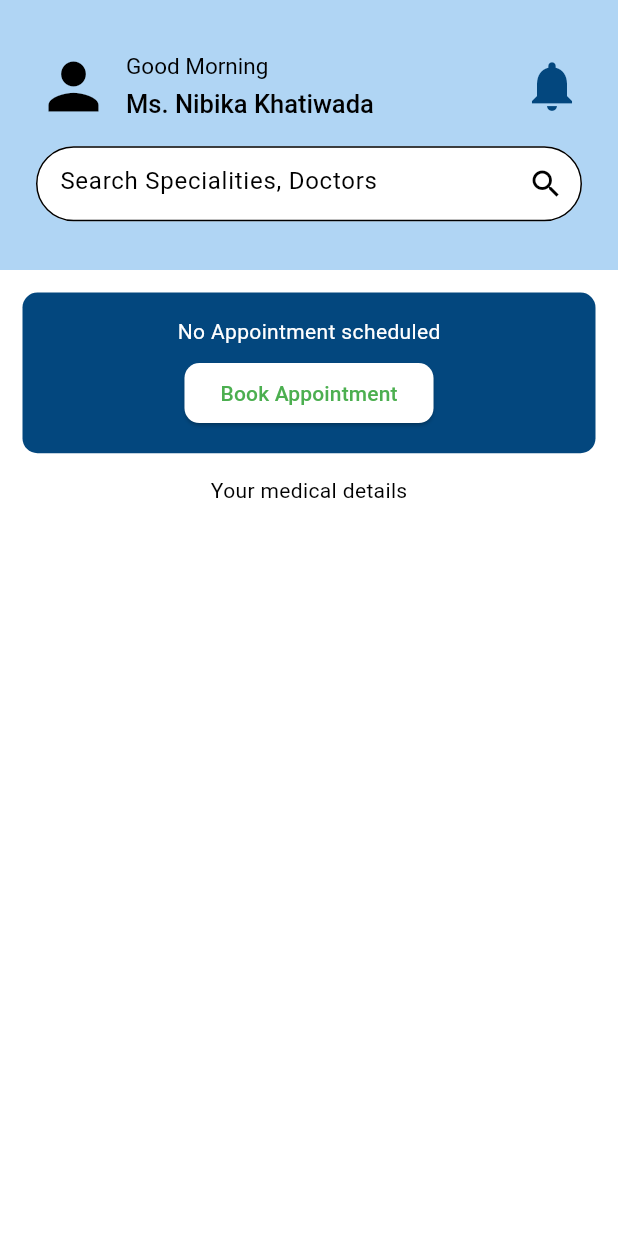
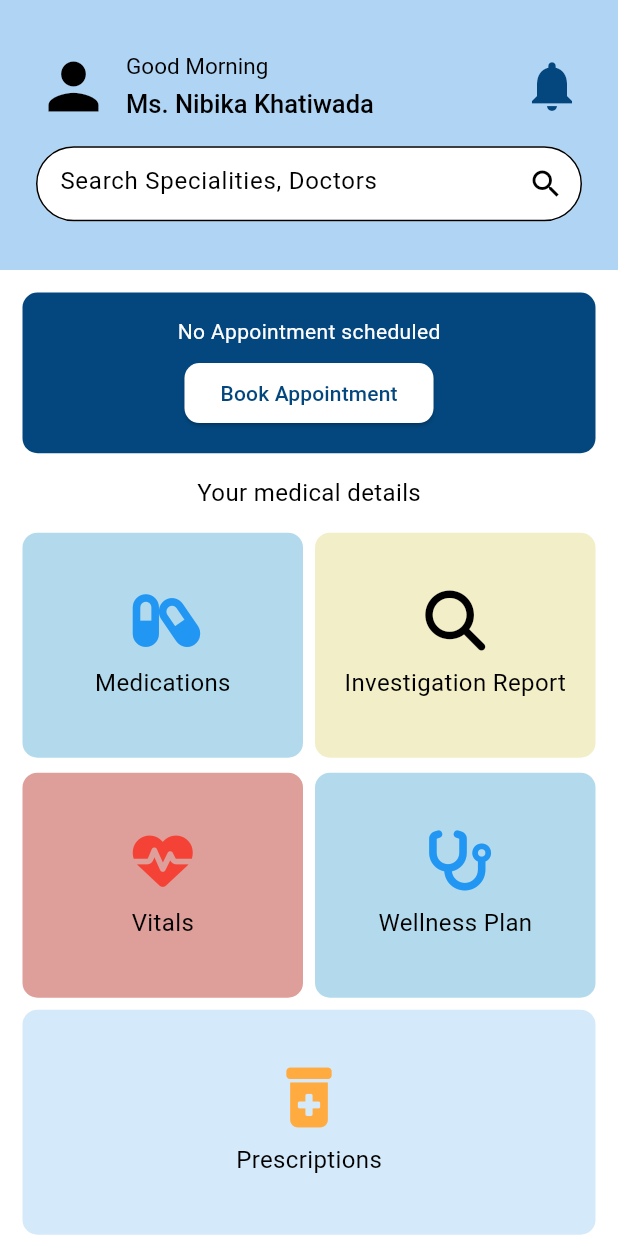
Before and after one commit to nibikakhatiwada/Norvic_clone, a Flutter app: the screen it shows after launch, on a phone screen of 412 x 824 dp. Run offline on Flutter 3.47's test engine with Material 3 defaults, Android fonts, the phone set to English and light mode, and no system bars; our stand-ins replace font_awesome_flutter.

Commit message:
Customized DashBoard

```diff
--- a/lib/dashBoard.dart
+++ b/lib/dashBoard.dart
@@ -1,4 +1,6 @@
 import 'package:flutter/material.dart';
+import 'package:font_awesome_flutter/font_awesome_flutter.dart';
+import 'package:norvic_care_clone/widgets/customBox.dart';
 
 class DashBoard extends StatelessWidget {
   const DashBoard({super.key});
@@ -60,9 +62,12 @@ class DashBoard extends StatelessWidget {
           ),
         ),
       ),
-      body: Padding(
+      body: SingleChildScrollView(
+        child: Padding(
           padding: EdgeInsets.all(15),
-          child: Column(children: [
+          child: Column(
+            // crossAxisAlignment: CrossAxisAlignment.start,
+            children: [
               Container(
                 decoration: BoxDecoration(
                   borderRadius: BorderRadius.circular(10),
@@ -98,8 +103,77 @@ class DashBoard extends StatelessWidget {
                 ),
               ),
               SizedBox(height: 15),
-            Text('Your medical details'),
-          ])),
+              Text('Your medical details',
+                  style: TextStyle(fontSize: 16, fontWeight: FontWeight.w400)),
+              SizedBox(height: 15),
+              Column(
+                // mainAxisAlignment: MainAxisAlignment.spaceBetween,
+                // crossAxisAlignment: CrossAxisAlignment.,
+                children: [
+                  Row(
+                    // mainAxisAlignment: MainAxisAlignment.spaceBetween,
+                    children: [
+                      Expanded(
+                        child: CustomBox(
+                          color: Color.fromARGB(255, 178, 218, 236),
+                          text: 'Medications',
+                          icon: FontAwesomeIcons.capsules,
+                          iconColor: Colors.blue,
+                          onTap: () {},
+                        ),
+                      ),
+                      SizedBox(width: 8),
+                      Expanded(
+                          child: CustomBox(
+                              color: const Color.fromARGB(255, 242, 238, 199),
+                              text: 'Investigation Report',
+                              icon: FontAwesomeIcons.magnifyingGlass,
+                              iconColor: Colors.black,
+                              onTap: () {}))
+                    ],
+                  ),
+                  SizedBox(height: 10),
+                  Row(
+                    children: [
+                      Expanded(
+                        child: CustomBox(
+                          color: const Color.fromARGB(255, 222, 158, 154),
+                          text: 'Vitals',
+                          icon: FontAwesomeIcons.heartPulse,
+                          iconColor: Colors.red,
+                          onTap: () {},
+                        ),
+                      ),
+                      SizedBox(
+                        width: 8,
+                      ),
+                      Expanded(
+                        child: CustomBox(
+                          color: Color.fromARGB(255, 178, 218, 236),
+                          text: 'Wellness Plan',
+                          icon: FontAwesomeIcons.stethoscope,
+                          iconColor: Colors.blue,
+                          onTap: () {},
+                        ),
+                      )
+                    ],
+                  ),
+                ],
+              ),
+              SizedBox(height: 8),
+              Container(
+                width: double.infinity,
+                child: CustomBox(
+                    color: Color.fromARGB(255, 212, 233, 249),
+                    text: 'Prescriptions',
+                    icon: FontAwesomeIcons.prescriptionBottleMedical,
+                    iconColor: Colors.orangeAccent,
+                    onTap: () {}),
+              )
+            ],
+          ),
+        ),
+      ),
     );
   }
 }
--- a/lib/loginPage.dart
+++ b/lib/loginPage.dart
@@ -9,9 +9,10 @@ class LoginPage extends StatelessWidget {
       appBar: AppBar(
         title: Text(
           'Norvic International Hospital',
+          style: TextStyle(color: Colors.white),
           textAlign: TextAlign.center,
         ),
-        backgroundColor: Colors.green,
+        backgroundColor: const Color.fromARGB(255, 3, 71, 126),
       ),
       body: SingleChildScrollView(
         child: Padding(
@@ -26,7 +27,8 @@ class LoginPage extends StatelessWidget {
               ),
               // SizedBox(height: 10),
               Text('Sign in to your account',
-                  style: TextStyle(color: Colors.green)),
+                  style:
+                      TextStyle(color: const Color.fromARGB(255, 3, 71, 126))),
               SizedBox(height: 20),
               TextFormField(
                 decoration: InputDecoration(
@@ -58,10 +60,10 @@ class LoginPage extends StatelessWidget {
                         shape: RoundedRectangleBorder(
                           borderRadius: BorderRadius.circular(10),
                         ),
-                        backgroundColor: Colors.green),
+                        backgroundColor: const Color.fromARGB(255, 3, 71, 126)),
                     onPressed: () {},
                     child:
-                        Text('Login', style: TextStyle(color: Colors.black))),
+                        Text('Login', style: TextStyle(color: Colors.white))),
               ),
               SizedBox(height: 15),
               Text(
--- a/lib/main.dart
+++ b/lib/main.dart
@@ -17,7 +17,7 @@ class MyApp extends StatelessWidget {
       theme: ThemeData(
         useMaterial3: true,
         colorScheme: ColorScheme.light(
-          primary: Colors.green,
+          primary: const Color.fromARGB(255, 3, 71, 126),
         ),
       ),
       // home: LoginPage(),
--- /dev/null
+++ b/lib/widgets/customBox.dart
@@ -0,0 +1,44 @@
+import 'package:flutter/material.dart';
+
+class CustomBox extends StatelessWidget {
+  final Color? color;
+  final String? text;
+  final IconData? icon;
+  final Color? iconColor;
+  final VoidCallback? onTap;
+  const CustomBox(
+      {super.key,
+      this.color,
+      this.text,
+      this.icon,
+      this.onTap,
+      this.iconColor});
+
+  @override
+  Widget build(BuildContext context) {
+    return Container(
+        height: 150,
+        decoration: BoxDecoration(
+            borderRadius: BorderRadius.circular(10), color: color),
+        child: Column(
+            // crossAxisAlignment: CrossAxisAlignment.center,
+            mainAxisAlignment: MainAxisAlignment.center,
+            children: [
+              Icon(
+                icon,
+                color: iconColor,
+                size: 40,
+              ),
+              SizedBox(
+                height: 10,
+              ),
+              Text(
+                text!,
+                style: TextStyle(
+                    fontSize: 16,
+                    color: Colors.black,
+                    fontWeight: FontWeight.w400),
+              ),
+            ]));
+  }
+}
--- a/pubspec.yaml
+++ b/pubspec.yaml
@@ -30,6 +30,7 @@ environment:
 dependencies:
   flutter:
     sdk: flutter
+  font_awesome_flutter: ^10.7.0
 
 
   # The following adds the Cupertino Icons font to your application.
```
Also changed, not shown: pubspec.lock. Lines whose indentation alone changed are shown as unchanged.
